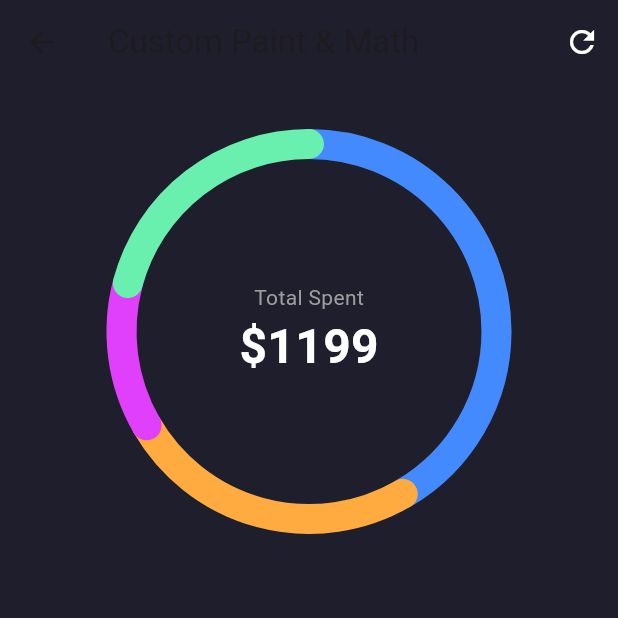
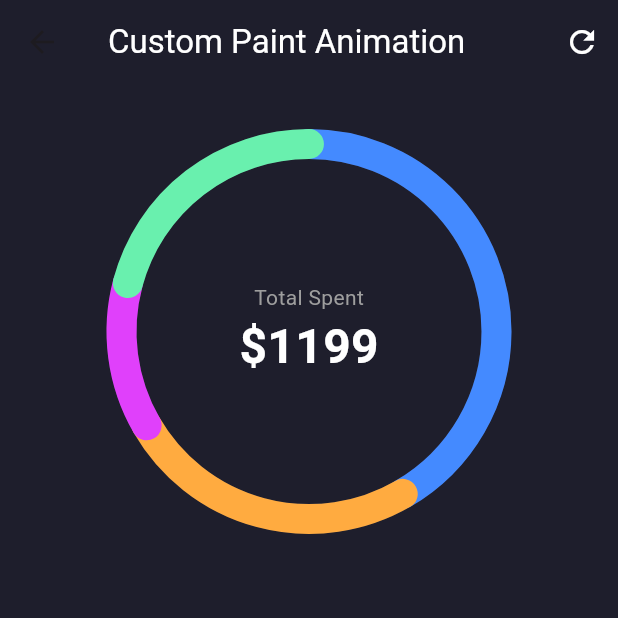
Before and after one commit to shu-aieb/flutter_basic_1, a Flutter app: the CustomPainterPage screen opened by its route, on a phone screen of 412 x 824 dp, the top half of it. Run offline on Flutter 3.47's test engine with Material 3 defaults, Android fonts, the phone set to English and light mode, and no system bars; our stand-ins replace cloud_firestore, firebase_auth, firebase_core, firebase_database, firebase_messaging, firebase_storage and 6 more; missing offline and left inert: firebase_app_installations; accounts and stored records are empty.

Commit message:
Added Hero and custom animation

```diff
--- a/lib/firebase/authentication/model/google_auth.dart
+++ b/lib/firebase/authentication/model/google_auth.dart
@@ -130,8 +130,7 @@ class GoogleAuth {
     final authClient = _googleSignIn.authorizationClient;
     final authorization = await authClient.authorizationForScopes(['email']);
 
-    final GoogleSignInAuthentication googleAuth =
-        await googleUser.authentication;
+    final GoogleSignInAuthentication googleAuth = googleUser.authentication;
 
     final credential = GoogleAuthProvider.credential(
       accessToken: authorization?.accessToken,
--- a/lib/home/home.dart
+++ b/lib/home/home.dart
@@ -99,7 +99,7 @@ class HomePage extends StatelessWidget {
       ],
     ),
     Section(
-      title: 'Animaiton',
+      title: 'Animation',
       topics: [
         Topic(
           title: 'Implicit Animation',
@@ -116,11 +116,11 @@ class HomePage extends StatelessWidget {
           subTitle: 'Page',
           pageRoute: PageAddress.HERO_ANIMATION,
         ),
-        Topic(
-          title: 'Custom Animation',
-          subTitle: 'Page',
-          pageRoute: PageAddress.CUSTOM_ANIMATION,
-        ),
+        // Topic(
+        //   title: 'Custom Animation',
+        //   subTitle: 'Page',
+        //   pageRoute: PageAddress.CUSTOM_ANIMATION,
+        // ),
       ],
     ),
     Section(
--- a/lib/pages/animations/custom_animation.dart
+++ b/lib/pages/animations/custom_animation.dart
@@ -1,7 +1,6 @@
 import 'dart:math';
 import 'package:flutter/material.dart';
 
-// 1. DATA MODEL
 class SpendingCategory {
   final String name;
   final double amount;
@@ -61,9 +60,12 @@ class _CustomPainterPageState extends State<CustomPainterPage>
     double totalSpent = data.fold(0, (sum, item) => sum + item.amount);
 
     return Scaffold(
-      backgroundColor: Color(0xFF1E1E2C), // Dark Mode Theme
+      backgroundColor: Color(0xFF1E1E2C),
       appBar: AppBar(
-        title: Text("Custom Paint & Math"),
+        title: Text(
+          "Custom Paint Animation",
+          style: TextStyle(color: Colors.white),
+        ),
         backgroundColor: Colors.transparent,
         elevation: 0,
         actions: [
@@ -175,7 +177,6 @@ class RingChartPainter extends CustomPainter {
 
   @override
   void paint(Canvas canvas, Size size) {
-    // Basic setup
     Offset center = Offset(size.width / 2, size.height / 2);
     double radius = min(size.width / 2, size.height / 2);
     double strokeWidth = 20.0;
```
Also changed, not shown: lib/firebase/authentication/pages/firebase_auth_page.dart (+4 -3 lines), lib/main.dart (+10 -0 lines), lib/pages/animations/hero_animations.dart (+58 -47 lines), assets/images/banana.jpg (added), assets/images/strawberry.jpg (added), 1 other file.
